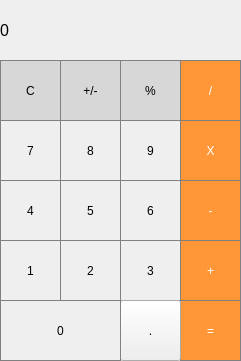
This is t13_calculator/mainwindow.ui in CS3100-T13/t13_calculator as Qt 5 draws it before an edit. The edited form follows.
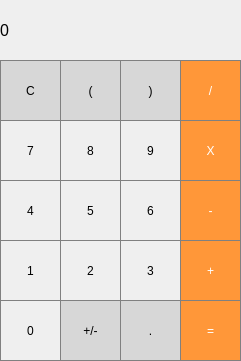
This is the edited form.

```diff
--- a/t13_calculator/mainwindow.ui
+++ b/t13_calculator/mainwindow.ui
@@ -96,58 +96,6 @@
      <string>/</string>
     </property>
    </widget>
-   <widget class="QPushButton" name="pushButton_percent">
-    <property name="geometry">
-     <rect>
-      <x>120</x>
-      <y>60</y>
-      <width>61</width>
-      <height>61</height>
-     </rect>
-    </property>
-    <property name="styleSheet">
-     <string notr="true">/* (Clear,+/-,%,. buttons) Unary Operations Buttons Stylesheet */
-
-QPushButton {
-  background-color: rgb(215, 215, 215);
-  border: 1px solid gray;
-}
-QPushButton:pressed {
-    background-color: qlineargradient(x1: 0, y1: 0, x2: 0, y2: 1,
-                                      stop: 0 #BEBEBE, stop: 1 #D7D7D7);
-}
-/* End Unary Operations Buttons Stylesheet */</string>
-    </property>
-    <property name="text">
-     <string>%</string>
-    </property>
-   </widget>
-   <widget class="QPushButton" name="pushButton_plusMinus">
-    <property name="geometry">
-     <rect>
-      <x>60</x>
-      <y>60</y>
-      <width>61</width>
-      <height>61</height>
-     </rect>
-    </property>
-    <property name="styleSheet">
-     <string notr="true">/* (Clear,+/-,%,. buttons) Unary Operations Buttons Stylesheet */
-
-QPushButton {
-  background-color: rgb(215, 215, 215);
-  border: 1px solid gray;
-}
-QPushButton:pressed {
-    background-color: qlineargradient(x1: 0, y1: 0, x2: 0, y2: 1,
-                                      stop: 0 #BEBEBE, stop: 1 #D7D7D7);
-}
-/* End Unary Operations Buttons Stylesheet */</string>
-    </property>
-    <property name="text">
-     <string>+/-</string>
-    </property>
-   </widget>
    <widget class="QPushButton" name="pushButton_9">
     <property name="geometry">
      <rect>
@@ -495,6 +443,19 @@
       <height>61</height>
      </rect>
     </property>
+    <property name="styleSheet">
+     <string>/* (Clear,+/-,(,),. buttons) Unary Operations Buttons Stylesheet */
+
+QPushButton {
+  background-color: rgb(215, 215, 215);
+  border: 1px solid gray;
+}
+QPushButton:pressed {
+    background-color: qlineargradient(x1: 0, y1: 0, x2: 0, y2: 1,
+                                      stop: 0 #BEBEBE, stop: 1 #D7D7D7);
+}
+/* End Unary Operations Buttons Stylesheet */</string>
+    </property>
     <property name="text">
      <string>.</string>
     </property>
@@ -504,7 +465,7 @@
      <rect>
       <x>0</x>
       <y>300</y>
-      <width>121</width>
+      <width>61</width>
       <height>61</height>
      </rect>
     </property>
@@ -525,6 +486,84 @@
      <string>0</string>
     </property>
    </widget>
+   <widget class="QPushButton" name="pushButton_openParenthesis">
+    <property name="geometry">
+     <rect>
+      <x>60</x>
+      <y>60</y>
+      <width>61</width>
+      <height>61</height>
+     </rect>
+    </property>
+    <property name="styleSheet">
+     <string notr="true">/* (Clear,+/-,(,),. buttons) Unary Operations Buttons Stylesheet */
+
+QPushButton {
+  background-color: rgb(215, 215, 215);
+  border: 1px solid gray;
+}
+QPushButton:pressed {
+    background-color: qlineargradient(x1: 0, y1: 0, x2: 0, y2: 1,
+                                      stop: 0 #BEBEBE, stop: 1 #D7D7D7);
+}
+/* End Unary Operations Buttons Stylesheet */</string>
+    </property>
+    <property name="text">
+     <string>(</string>
+    </property>
+   </widget>
+   <widget class="QPushButton" name="pushButton_closeParenthesis">
+    <property name="geometry">
+     <rect>
+      <x>120</x>
+      <y>60</y>
+      <width>61</width>
+      <height>61</height>
+     </rect>
+    </property>
+    <property name="styleSheet">
+     <string notr="true">/* (Clear,+/-,(,),. buttons) Unary Operations Buttons Stylesheet */
+
+QPushButton {
+  background-color: rgb(215, 215, 215);
+  border: 1px solid gray;
+}
+QPushButton:pressed {
+    background-color: qlineargradient(x1: 0, y1: 0, x2: 0, y2: 1,
+                                      stop: 0 #BEBEBE, stop: 1 #D7D7D7);
+}
+/* End Unary Operations Buttons Stylesheet */</string>
+    </property>
+    <property name="text">
+     <string>)</string>
+    </property>
+   </widget>
+   <widget class="QPushButton" name="pushButton_plusMinus">
+    <property name="geometry">
+     <rect>
+      <x>60</x>
+      <y>300</y>
+      <width>61</width>
+      <height>61</height>
+     </rect>
+    </property>
+    <property name="styleSheet">
+     <string notr="true">/* (Clear,+/-,(,),. buttons) Unary Operations Buttons Stylesheet */
+
+QPushButton {
+  background-color: rgb(215, 215, 215);
+  border: 1px solid gray;
+}
+QPushButton:pressed {
+    background-color: qlineargradient(x1: 0, y1: 0, x2: 0, y2: 1,
+                                      stop: 0 #BEBEBE, stop: 1 #D7D7D7);
+}
+/* End Unary Operations Buttons Stylesheet */</string>
+    </property>
+    <property name="text">
+     <string>+/-</string>
+    </property>
+   </widget>
   </widget>
  </widget>
  <layoutdefault spacing="6" margin="11"/>
```
Left out of the diff: 2 changed lines with no effect on the pictures.
